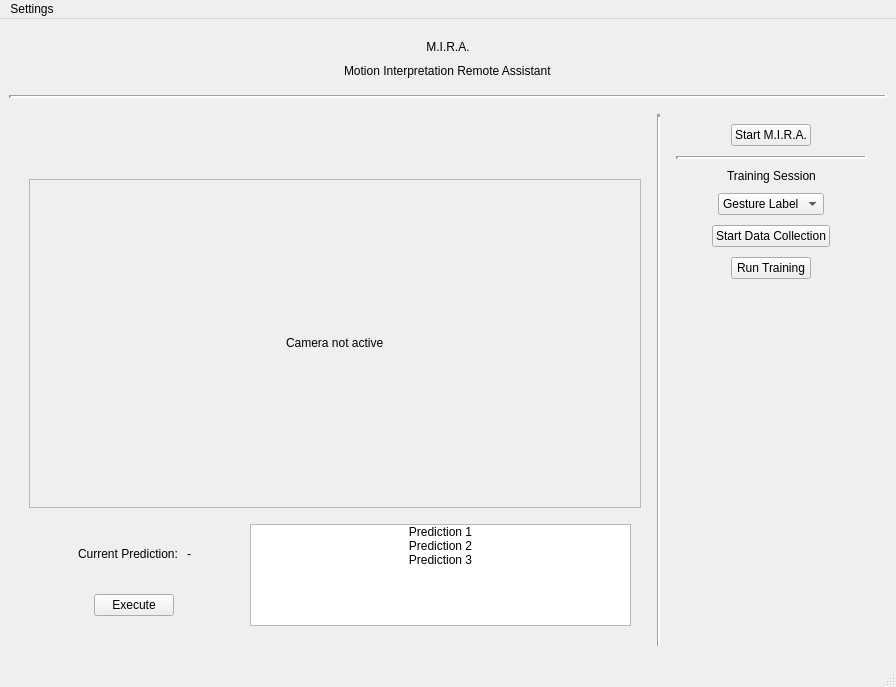
Before: the Qt Designer form src/ui/main_window.ui in TrojiGareer/MIRA, drawn with Qt 5.
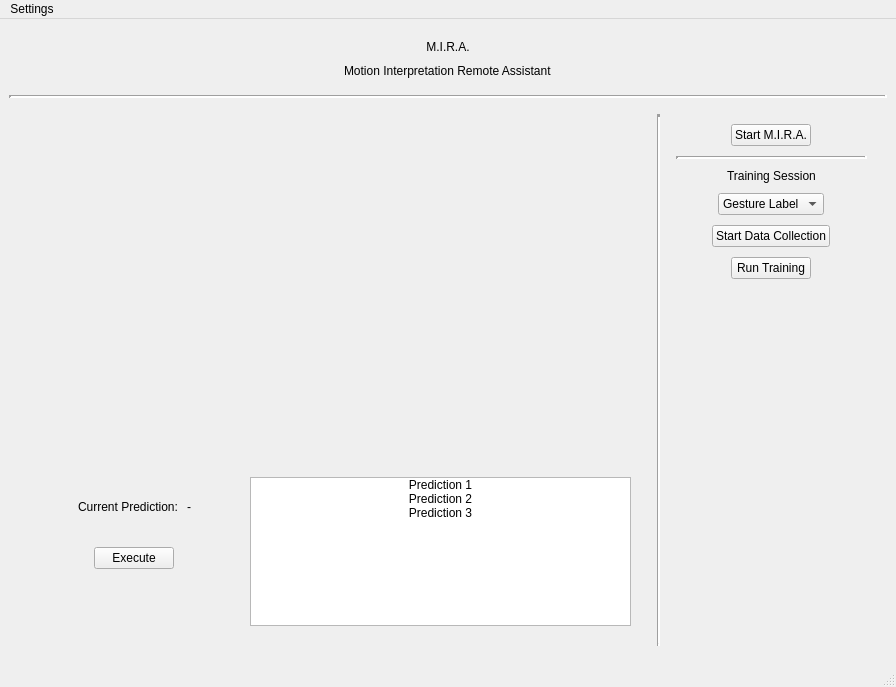
After: the same form once the commit is applied. Custom widgets are drawn as their Qt base class.

Commit message: Began modularizing the UI Using pyuic6 to transform ui into python UI setup code, then wrapping these files in the actual widget classes (the two-class, Qt-recommended approach)

Patch:
```diff
--- a/src/ui/main_window.ui
+++ b/src/ui/main_window.ui
@@ -99,7 +99,7 @@
          <number>10</number>
         </property>
         <item>
-         <layout class="QVBoxLayout" name="layoutVideoFeed" stretch="2,12,4">
+         <layout class="QVBoxLayout" name="layoutVideoFeed" stretch="2,6,4">
           <property name="leftMargin">
            <number>10</number>
           </property>
@@ -126,28 +126,13 @@
            </spacer>
           </item>
           <item>
-           <widget class="QFrame" name="frameVideoFeed">
-            <property name="frameShape">
-             <enum>QFrame::StyledPanel</enum>
-            </property>
-            <property name="frameShadow">
-             <enum>QFrame::Raised</enum>
-            </property>
-            <layout class="QVBoxLayout" name="verticalLayout_2">
-             <item alignment="Qt::AlignHCenter|Qt::AlignVCenter">
-              <widget class="QLabel" name="labelVideoFeed">
+           <widget class="CameraFeedWidget" name="widgetCameraFeed" native="true">
                <property name="sizePolicy">
                 <sizepolicy hsizetype="Expanding" vsizetype="Expanding">
                  <horstretch>0</horstretch>
                  <verstretch>0</verstretch>
                 </sizepolicy>
                </property>
-               <property name="text">
-                <string>Camera not active</string>
-               </property>
-              </widget>
-             </item>
-            </layout>
            </widget>
           </item>
           <item>
@@ -472,6 +457,14 @@
   </widget>
   <widget class="QStatusBar" name="statusbar"/>
  </widget>
+ <customwidgets>
+  <customwidget>
+   <class>CameraFeedWidget</class>
+   <extends>QWidget</extends>
+   <header>ui.widgets.camera_feed_widget</header>
+   <container>1</container>
+  </customwidget>
+ </customwidgets>
  <resources/>
  <connections/>
 </ui>
```
Lines whose indentation alone changed are shown as unchanged. The commit also changes 4 other files.
